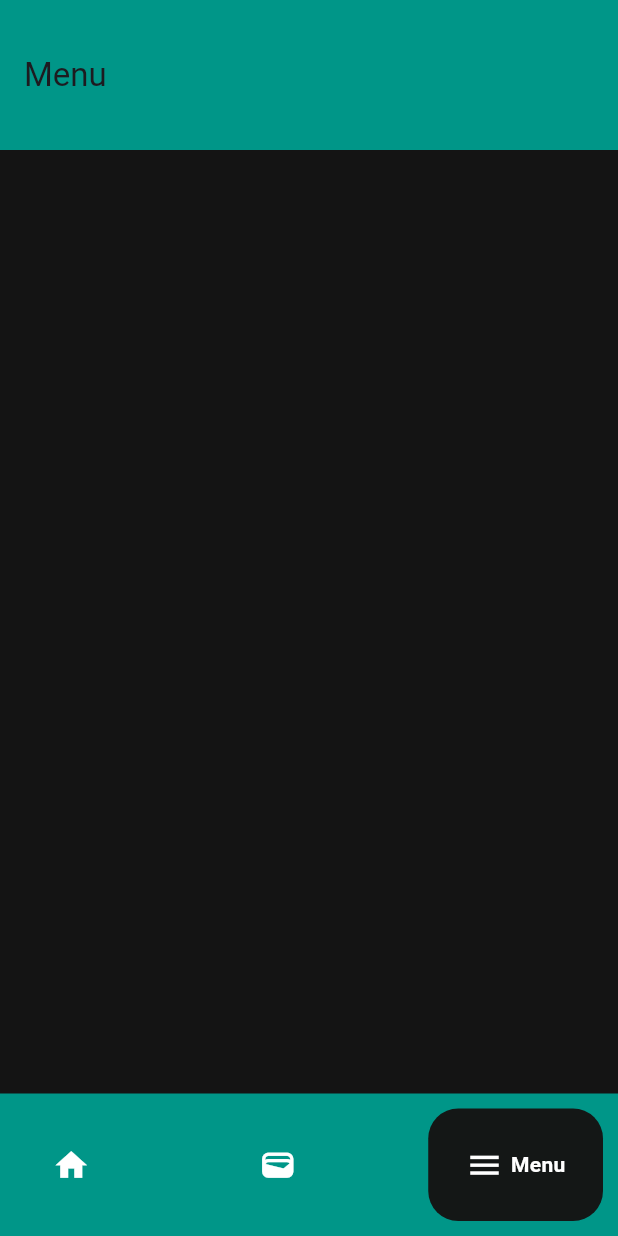
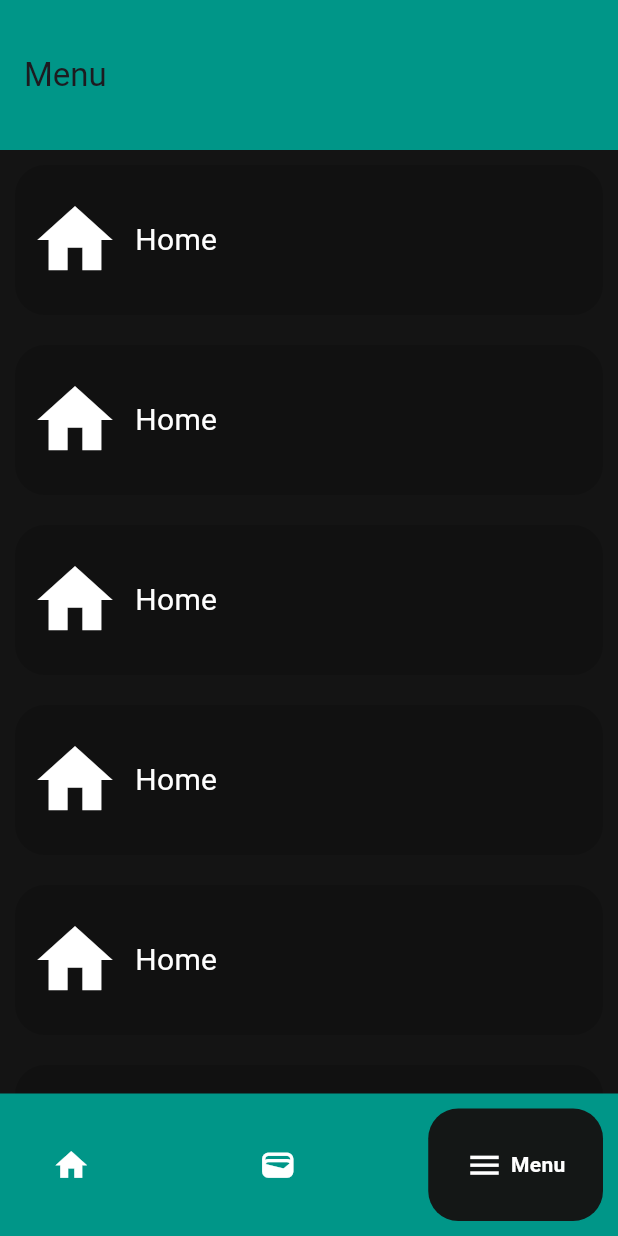
Before and after one commit to KushTejani007/Elixer, a Flutter app: the screen it shows once a user with an empty profile is signed in, item 3 of the bottom bar chosen, on a phone screen of 412 x 824 dp. Run offline on Flutter 3.47's test engine with Material 3 defaults, Android fonts, the phone set to English and light mode, and no system bars; drawn by our look-alikes of google_nav_bar; our stand-ins replace firebase_auth, firebase_core, page_transition, shared_preferences; accounts and stored records are empty; network calls fail.

Commit message:
Menu Page(List)

```diff
--- a/lib/Pages/Reuseable.dart
+++ b/lib/Pages/Reuseable.dart
@@ -1,4 +1,6 @@
 // ignore: file_names
+// ignore_for_file: sort_child_properties_last
+
 import 'package:flutter/material.dart';
 
 hexStringToColor(String hexColor) {
--- a/lib/Pages/menu.dart
+++ b/lib/Pages/menu.dart
@@ -1,12 +1,14 @@
+// ignore_for_file: deprecated_member_use, prefer_const_constructors
+
 import 'package:flutter/material.dart';
 import 'package:flutter_application_1/Pages/HomeScreen.dart';
 import 'package:flutter_application_1/Pages/Wallet.dart';
 import 'package:google_nav_bar/google_nav_bar.dart';
 import 'package:page_transition/page_transition.dart';
 
-
 class MenuPage extends StatefulWidget {
   const MenuPage({super.key});
+
 
   @override
   State<MenuPage> createState() => _MenuPageState();
@@ -15,15 +17,17 @@ class MenuPage extends StatefulWidget {
 class _MenuPageState extends State<MenuPage> {
   int _selectedIndex = 2;
 
-
   @override
   Widget build(BuildContext context) {
-    return  MaterialApp(
+    return MaterialApp(
+       routes: {
+        '/second': (context) => HomeScreen(),
+        // Add more routes if needed
+      },
       // resizeToAvoidBottomInset: false,
       debugShowCheckedModeBanner: false,
 
       home: Scaffold(
-
         backgroundColor: const Color.fromARGB(255, 20, 20, 20),
         // extendBodyBehindAppBar: true,
         appBar: AppBar(
@@ -31,8 +35,23 @@ class _MenuPageState extends State<MenuPage> {
           iconTheme: const IconThemeData(color: Colors.white),
           title: const Text('Menu'),
           backgroundColor: Colors.teal,
+        ),
+        body:
+ListView(
+  children: [
+    buildClickableContainerWithLogo(context,Icons.home, 'Home', HomeScreen()),
+    buildClickableContainerWithLogo(context,Icons.home, 'Home', HomeScreen()),
+    buildClickableContainerWithLogo(context,Icons.home, 'Home', HomeScreen()),
+    buildClickableContainerWithLogo(context,Icons.home, 'Home', HomeScreen()),
+    buildClickableContainerWithLogo(context,Icons.home, 'Home', HomeScreen()),
+    buildClickableContainerWithLogo(context,Icons.home, 'Home',HomeScreen()),
+    buildClickableContainerWithLogo(context,Icons.home, 'Home',HomeScreen()),
+    buildClickableContainerWithLogo(context,Icons.home, 'Home',HomeScreen()),
+    buildClickableContainerWithLogo(context,Icons.home, 'Home',HomeScreen()),
 
+  ],
 ),
+
 
         bottomNavigationBar: GNav(
           selectedIndex: _selectedIndex,
@@ -67,12 +86,50 @@ class _MenuPageState extends State<MenuPage> {
             ),
           ],
         ),
+      ),    );
+  }
 
-
+  GestureDetector buildClickableContainerWithLogo(BuildContext context, IconData icon, String text, Widget screen) {
+  return GestureDetector(
+    onTap: () {
+      // Handle the onTap event here
+      print('Container clicked: $text');
+      Navigator.push(
+              context,
+              MaterialPageRoute(builder: (context) => HomeScreen()),
+            );
+    },
+    child: Container(
+      height: 100,
+      width: double.infinity,
+      margin: const EdgeInsets.all(10),
+      decoration: BoxDecoration(
+        borderRadius: BorderRadius.circular(20),
+        color: const Color.fromARGB(255, 17, 17, 17), // Charcoal grey color
       ),
-
+      child: Row(
+        children: [
+          Padding(
+            padding: const EdgeInsets.all(10),
+            child: Icon(
+              icon,
+              size: 60, // Adjust size as needed
+              color: Colors.white,
+            ),
+          ),
+          Text(
+            text,
+            style: TextStyle(
+              color: Colors.white,
+              fontSize: 20,
+            ),
+          ),
+        ],
+      ),
+    ),
   );
 }
+
   void _navigateToPage(int index) {
     switch (index) {
       case 0:
@@ -80,7 +137,8 @@ class _MenuPageState extends State<MenuPage> {
         // If Home page is another widget, replace MaterialPageRoute with your desired route.
         Navigator.push(
             context,
-          PageTransition(child: const HomeScreen(), type: PageTransitionType.fade)
+            PageTransition(
+                child: const HomeScreen(), type: PageTransitionType.fade)
             // MaterialPageRoute(builder: (context) => const HomeScreen()),
             );
         break;
@@ -88,7 +146,8 @@ class _MenuPageState extends State<MenuPage> {
         // Navigate to WalletPage
         Navigator.push(
             context,
-            PageTransition(child: const WalletPage(), type: PageTransitionType.fade)
+            PageTransition(
+                child: const WalletPage(), type: PageTransitionType.fade)
 
             // MaterialPageRoute(builder: (context) => const WalletPage()),
             );
--- a/lib/main.dart
+++ b/lib/main.dart
@@ -1,4 +1,4 @@
-// ignore_for_file: prefer_const_constructors
+// ignore_for_file: prefer_const_constructors, unused_import
 
 import 'dart:io';
 
--- a/pubspec.yaml
+++ b/pubspec.yaml
@@ -42,6 +42,7 @@ dependencies:
   google_nav_bar: ^5.0.6
   google_maps_flutter: ^2.5.3
   page_transition: ^2.1.0
+  cloud_firestore: ^4.15.4
 
 
 
```
Also changed, not shown: pubspec.lock, 3 other files. Lines whose indentation alone changed are shown as unchanged.
